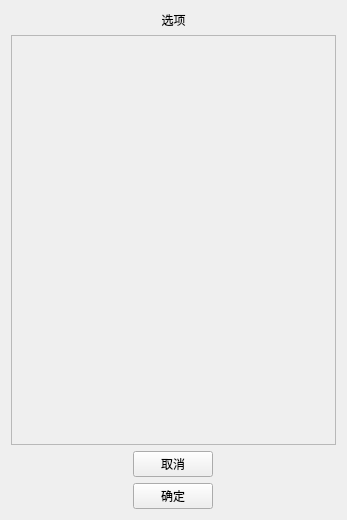
This is ui_class/option_window.ui in reflux18d/MaiGO as Qt 5 draws it before an edit. The edited form follows.
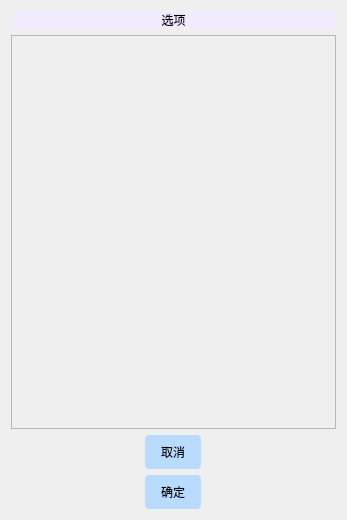
This is the edited form.

```diff
--- a/ui_class/option_window.ui
+++ b/ui_class/option_window.ui
@@ -24,6 +24,12 @@
     <layout class="QHBoxLayout" name="horizontalLayout">
      <item>
       <widget class="QLabel" name="label">
+       <property name="styleSheet">
+        <string notr="true">QLabel#label{
+	font: 14pt &quot;Book Antiqua&quot;;
+	background-color:rgb(242, 234, 255)
+}</string>
+       </property>
        <property name="text">
         <string>选项</string>
        </property>
@@ -50,7 +56,7 @@
           <x>0</x>
           <y>0</y>
           <width>325</width>
-          <height>420</height>
+          <height>382</height>
          </rect>
         </property>
        </widget>
@@ -66,6 +72,22 @@
        <verstretch>0</verstretch>
       </sizepolicy>
      </property>
+     <property name="styleSheet">
+      <string notr="true">QPushButton {
+    background-color: rgb(185, 219, 255);  /* 蓝色背景 */
+    color: rgb(0, 0, 0);
+    border: none;
+    border-radius: 4px;
+    padding: 8px 16px;
+	font: 14pt &quot;STHupo&quot;;
+}
+QPushButton:hover {
+    background-color: rgb(103, 202, 255);  /* 悬停变深蓝 */
+}
+QPushButton:pressed {
+    background-color: rgb(101, 206, 255);  /* 按下颜色 */
+}</string>
+     </property>
      <property name="text">
       <string>取消</string>
      </property>
@@ -79,6 +101,22 @@
        <verstretch>0</verstretch>
       </sizepolicy>
      </property>
+     <property name="styleSheet">
+      <string notr="true">QPushButton {
+    background-color: rgb(185, 219, 255);  /* 蓝色背景 */
+    color: rgb(0, 0, 0);
+    border: none;
+    border-radius: 4px;
+    padding: 8px 16px;
+	font: 14pt &quot;STHupo&quot;;
+}
+QPushButton:hover {
+    background-color: rgb(103, 202, 255);  /* 悬停变深蓝 */
+}
+QPushButton:pressed {
+    background-color: rgb(101, 206, 255);  /* 按下颜色 */
+}</string>
+     </property>
      <property name="text">
       <string>确定</string>
      </property>
```
